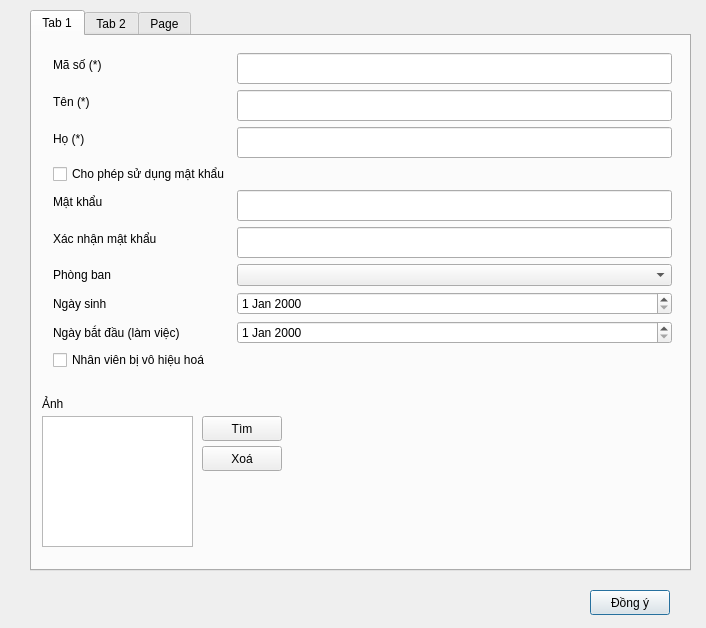
Above: ManageEmployee/DialogFormEmployee.ui from PeZoi/Manage_Employee_App before the change. Below: the same form after it.
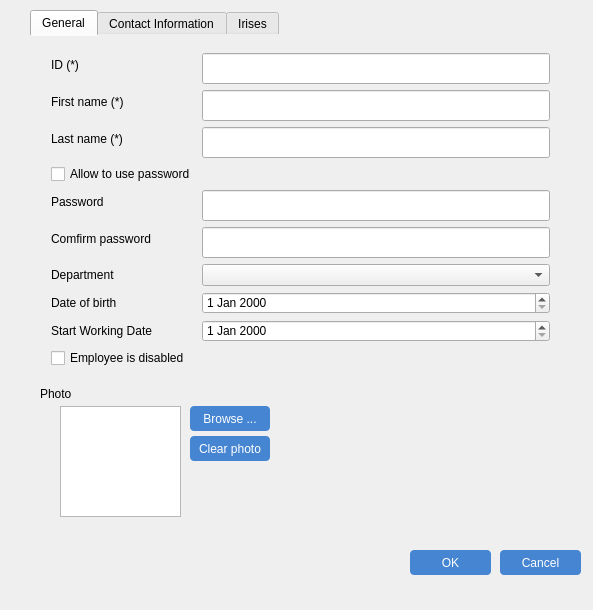
That is the form after the change. The open tabs and pages were chosen to show the change. Icons and pictures are not drawn.

```diff
--- a/ManageEmployee/DialogFormEmployee.ui
+++ b/ManageEmployee/DialogFormEmployee.ui
@@ -6,48 +6,43 @@
    <rect>
     <x>0</x>
     <y>0</y>
-    <width>706</width>
-    <height>628</height>
+    <width>593</width>
+    <height>610</height>
    </rect>
   </property>
   <property name="windowTitle">
    <string>DialogFormEmployee</string>
   </property>
-  <widget class="QPushButton" name="submit">
-   <property name="geometry">
-    <rect>
-     <x>590</x>
-     <y>590</y>
-     <width>80</width>
-     <height>25</height>
-    </rect>
-   </property>
-   <property name="text">
-    <string>Đồng ý</string>
-   </property>
-  </widget>
   <widget class="QTabWidget" name="tabWidget">
    <property name="geometry">
     <rect>
      <x>30</x>
      <y>10</y>
-     <width>661</width>
-     <height>561</height>
+     <width>551</width>
+     <height>531</height>
     </rect>
    </property>
+   <property name="styleSheet">
+    <string notr="true">QTabWidget::pane { background: transparent; border: none;}
+</string>
+   </property>
    <property name="currentIndex">
-    <number>2</number>
+    <number>0</number>
    </property>
    <widget class="QWidget" name="tab">
+    <attribute name="icon">
+     <iconset>
+      <normaloff>../icon/general.png</normaloff>../icon/general.png</iconset>
+    </attribute>
     <attribute name="title">
-     <string>Tab 1</string>
+     <string>General</string>
     </attribute>
     <widget class="QWidget" name="formLayoutWidget">
      <property name="geometry">
       <rect>
        <x>10</x>
        <y>0</y>
-       <width>641</width>
+       <width>521</width>
        <height>351</height>
       </rect>
      </property>
@@ -58,7 +53,7 @@
       <item row="1" column="0">
        <widget class="QLabel" name="label_9">
         <property name="text">
-         <string>Mã số (*)</string>
+         <string>ID (*)</string>
         </property>
        </widget>
       </item>
@@ -72,35 +67,42 @@
       <item row="2" column="0">
        <widget class="QLabel" name="label_8">
         <property name="text">
-         <string>Tên (*)</string>
+         <string>First name (*)</string>
         </property>
        </widget>
       </item>
       <item row="2" column="1">
-       <widget class="QLineEdit" name="last_name">
-        <property name="styleSheet">
-         <string notr="true">height: 25px;</string>
-        </property>
-       </widget>
-      </item>
-      <item row="3" column="0">
-       <widget class="QLabel" name="label_7">
-        <property name="text">
-         <string>Họ (*)</string>
-        </property>
-       </widget>
-      </item>
-      <item row="3" column="1">
        <widget class="QLineEdit" name="first_name">
         <property name="styleSheet">
          <string notr="true">height: 25px;</string>
         </property>
        </widget>
       </item>
+      <item row="3" column="0">
+       <widget class="QLabel" name="label_7">
+        <property name="text">
+         <string>Last name (*)</string>
+        </property>
+       </widget>
+      </item>
+      <item row="3" column="1">
+       <widget class="QLineEdit" name="last_name">
+        <property name="styleSheet">
+         <string notr="true">height: 25px;</string>
+        </property>
+       </widget>
+      </item>
+      <item row="4" column="0">
+       <widget class="QCheckBox" name="is_allow_password">
+        <property name="text">
+         <string>Allow to use password</string>
+        </property>
+       </widget>
+      </item>
       <item row="5" column="0">
        <widget class="QLabel" name="label_5">
         <property name="text">
-         <string>Mật khẩu</string>
+         <string>Password</string>
         </property>
        </widget>
       </item>
@@ -114,7 +116,7 @@
       <item row="6" column="0">
        <widget class="QLabel" name="label_3">
         <property name="text">
-         <string>Xác nhận mật khẩu</string>
+         <string>Comfirm password</string>
         </property>
        </widget>
       </item>
@@ -128,46 +130,39 @@
       <item row="7" column="0">
        <widget class="QLabel" name="label_2">
         <property name="text">
-         <string>Phòng ban</string>
+         <string>Department</string>
         </property>
        </widget>
       </item>
+      <item row="7" column="1">
+       <widget class="QComboBox" name="department"/>
+      </item>
       <item row="8" column="0">
        <widget class="QLabel" name="label_4">
         <property name="text">
-         <string>Ngày sinh</string>
-        </property>
-       </widget>
-      </item>
-      <item row="9" column="0">
-       <widget class="QLabel" name="label">
-        <property name="text">
-         <string>Ngày bắt đầu (làm việc)</string>
-        </property>
-       </widget>
-      </item>
-      <item row="10" column="0">
-       <widget class="QCheckBox" name="is_enabled">
-        <property name="text">
-         <string>Nhân viên bị vô hiệu hoá</string>
-        </property>
-       </widget>
-      </item>
-      <item row="4" column="0">
-       <widget class="QCheckBox" name="is_allow_password">
-        <property name="text">
-         <string>Cho phép sử dụng mật khẩu</string>
+         <string>Date of birth</string>
         </property>
        </widget>
       </item>
       <item row="8" column="1">
        <widget class="QDateEdit" name="date_of_birth"/>
       </item>
+      <item row="9" column="0">
+       <widget class="QLabel" name="label">
+        <property name="text">
+         <string>Start Working Date</string>
+        </property>
+       </widget>
+      </item>
       <item row="9" column="1">
        <widget class="QDateEdit" name="start_date_of_work"/>
       </item>
-      <item row="7" column="1">
-       <widget class="QComboBox" name="department"/>
+      <item row="10" column="0">
+       <widget class="QCheckBox" name="is_enabled">
+        <property name="text">
+         <string>Employee is disabled</string>
+        </property>
+       </widget>
       </item>
      </layout>
     </widget>
@@ -175,62 +170,90 @@
      <property name="geometry">
       <rect>
        <x>10</x>
-       <y>360</y>
+       <y>350</y>
        <width>55</width>
        <height>16</height>
       </rect>
      </property>
      <property name="text">
-      <string>Ảnh</string>
+      <string>Photo</string>
      </property>
     </widget>
     <widget class="QGraphicsView" name="avatar">
      <property name="geometry">
       <rect>
-       <x>10</x>
-       <y>380</y>
-       <width>151</width>
-       <height>131</height>
+       <x>30</x>
+       <y>370</y>
+       <width>121</width>
+       <height>111</height>
       </rect>
      </property>
     </widget>
     <widget class="QPushButton" name="select_avatar">
      <property name="geometry">
       <rect>
-       <x>170</x>
-       <y>380</y>
+       <x>160</x>
+       <y>370</y>
        <width>80</width>
        <height>25</height>
       </rect>
      </property>
+     <property name="styleSheet">
+      <string notr="true">QPushButton {
+	text-align: center;
+	color: #fff;
+	background-color: rgba(70, 133, 210, 1);
+	border-radius: 4px;
+}
+
+QPushButton:hover {
+	background-color: rgba(70, 133, 210, 0.7);
+}</string>
+     </property>
      <property name="text">
-      <string>Tìm</string>
+      <string>Browse ...</string>
      </property>
     </widget>
     <widget class="QPushButton" name="delete_avatar">
      <property name="geometry">
       <rect>
-       <x>170</x>
-       <y>410</y>
+       <x>160</x>
+       <y>400</y>
        <width>80</width>
        <height>25</height>
       </rect>
      </property>
+     <property name="styleSheet">
+      <string notr="true">QPushButton {
+	text-align: center;
+	color: #fff;
+	background-color: rgba(70, 133, 210, 1);
+	border-radius: 4px;
+}
+
+QPushButton:hover {
+	background-color: rgba(70, 133, 210, 0.7);
+}</string>
+     </property>
      <property name="text">
-      <string>Xoá</string>
+      <string>Clear photo</string>
      </property>
     </widget>
    </widget>
    <widget class="QWidget" name="tab_2">
+    <attribute name="icon">
+     <iconset>
+      <normaloff>../icon/contact.png</normaloff>../icon/contact.png</iconset>
+    </attribute>
     <attribute name="title">
-     <string>Tab 2</string>
+     <string>Contact Information</string>
     </attribute>
     <widget class="QWidget" name="formLayoutWidget_2">
      <property name="geometry">
       <rect>
        <x>10</x>
-       <y>10</y>
-       <width>641</width>
+       <y>0</y>
+       <width>521</width>
        <height>231</height>
       </rect>
      </property>
@@ -255,7 +278,7 @@
       <item row="2" column="0">
        <widget class="QLabel" name="label_11">
         <property name="text">
-         <string>Điện thoại</string>
+         <string>Phone</string>
         </property>
        </widget>
       </item>
@@ -269,12 +292,12 @@
       <item row="3" column="0">
        <widget class="QLabel" name="label_12">
         <property name="text">
-         <string>Điện thoại di động</string>
+         <string>Cell phone</string>
         </property>
        </widget>
       </item>
       <item row="3" column="1">
-       <widget class="QLineEdit" name="name_9">
+       <widget class="QLineEdit" name="cell_phone">
         <property name="styleSheet">
          <string notr="true">height: 25px;</string>
         </property>
@@ -283,23 +306,23 @@
       <item row="4" column="0">
        <widget class="QLabel" name="label_6">
         <property name="text">
-         <string>Địa chỉ</string>
+         <string>Address</string>
         </property>
        </widget>
       </item>
       <item row="4" column="1">
-       <widget class="QLineEdit" name="address">
-        <property name="styleSheet">
-         <string notr="true">height: 100px;</string>
-        </property>
-       </widget>
+       <widget class="QTextEdit" name="address"/>
       </item>
      </layout>
     </widget>
    </widget>
    <widget class="QWidget" name="tab_3">
+    <attribute name="icon">
+     <iconset>
+      <normaloff>../icon/eye.png</normaloff>../icon/eye.png</iconset>
+    </attribute>
     <attribute name="title">
-     <string>Page</string>
+     <string>Irises</string>
     </attribute>
     <widget class="QLabel" name="label_14">
      <property name="geometry">
@@ -317,10 +340,10 @@
     <widget class="QWidget" name="gridLayoutWidget">
      <property name="geometry">
       <rect>
-       <x>40</x>
-       <y>60</y>
-       <width>571</width>
-       <height>251</height>
+       <x>20</x>
+       <y>50</y>
+       <width>491</width>
+       <height>241</height>
       </rect>
      </property>
      <layout class="QGridLayout" name="gridLayout">
@@ -412,6 +435,87 @@
     </widget>
    </widget>
   </widget>
+  <widget class="QPushButton" name="submit">
+   <property name="geometry">
+    <rect>
+     <x>410</x>
+     <y>550</y>
+     <width>81</width>
+     <height>25</height>
+    </rect>
+   </property>
+   <property name="styleSheet">
+    <string notr="true">QPushButton {
+	text-align: center;
+	color: #fff;
+	background-color: rgba(70, 133, 210, 1);
+	border-radius: 4px;
+}
+
+QPushButton:hover {
+	background-color: rgba(70, 133, 210, 0.7);
+}</string>
+   </property>
+   <property name="text">
+    <string>OK</string>
+   </property>
+   <property name="icon">
+    <iconset>
+     <normaloff>../icon/check.png</normaloff>../icon/check.png</iconset>
+   </property>
+   <property name="iconSize">
+    <size>
+     <width>14</width>
+     <height>14</height>
+    </size>
+   </property>
+  </widget>
+  <widget class="QPushButton" name="cancelButton">
+   <property name="geometry">
+    <rect>
+     <x>500</x>
+     <y>550</y>
+     <width>81</width>
+     <height>25</height>
+    </rect>
+   </property>
+   <property name="styleSheet">
+    <string notr="true">QPushButton {
+	text-align: center;
+	color: #fff;
+	background-color: rgba(70, 133, 210, 1);
+	border-radius: 4px;
+}
+
+QPushButton:hover {
+	background-color: rgba(70, 133, 210, 0.7);
+}</string>
+   </property>
+   <property name="text">
+    <string>Cancel</string>
+   </property>
+   <property name="icon">
+    <iconset>
+     <normaloff>../icon/close.png</normaloff>../icon/close.png</iconset>
+   </property>
+   <property name="iconSize">
+    <size>
+     <width>12</width>
+     <height>12</height>
+    </size>
+   </property>
+  </widget>
+  <widget class="QWidget" name="verticalLayoutWidget">
+   <property name="geometry">
+    <rect>
+     <x>0</x>
+     <y>590</y>
+     <width>601</width>
+     <height>20</height>
+    </rect>
+   </property>
+   <layout class="QVBoxLayout" name="errorLayout"/>
+  </widget>
  </widget>
  <layoutdefault spacing="6" margin="11"/>
  <resources/>
```
